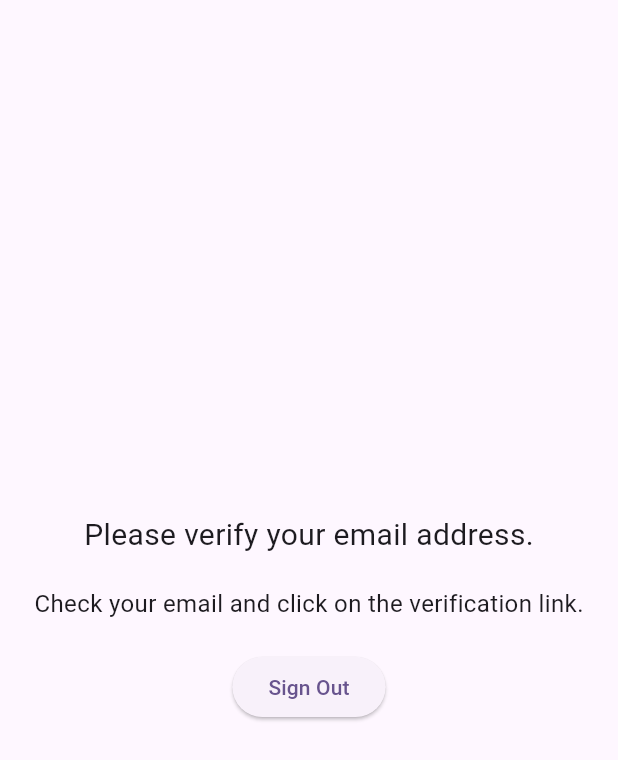
After one commit to aadityayadav17/binarybandits, a Flutter app: the VerificationScreen screen opened directly, on a phone screen of 412 x 824 dp. The commit adds this screen. Shown: the top 760 px of the screen. Run offline on Flutter 3.47's test engine with Material 3 defaults, Android fonts, the phone set to English and light mode, and no system bars; our stand-ins replace country_code_picker, dropdown_button2, firebase_auth, firebase_core, google_fonts, shared_preferences; accounts and stored records are empty.

Commit message:
Verification Screen (1/n) - Base

```diff
--- /dev/null
+++ b/lib/screens/verification_screen/verification_screen.dart
@@ -0,0 +1,69 @@
+import 'dart:async';
+import 'package:flutter/material.dart';
+import 'package:firebase_auth/firebase_auth.dart';
+import 'package:google_fonts/google_fonts.dart';
+import 'package:binarybandits/screens/home_screen/home_screen.dart';
+
+class VerificationScreen extends StatefulWidget {
+  const VerificationScreen({Key? key}) : super(key: key);
+
+  @override
+  _VerificationScreenState createState() => _VerificationScreenState();
+}
+
+class _VerificationScreenState extends State<VerificationScreen> {
+  Timer? _timer;
+
+  @override
+  void initState() {
+    super.initState();
+    _timer = Timer.periodic(Duration(seconds: 5), (timer) {
+      _checkEmailVerified();
+    });
+  }
+
+  Future<void> _checkEmailVerified() async {
+    // Reload the user
+    User? user = FirebaseAuth.instance.currentUser;
+    await user?.reload();
+    user = FirebaseAuth.instance.currentUser;
+
+    if (user != null && user.emailVerified) {
+      _timer?.cancel();
+      // Navigate to the HomeScreen or main part of the application
+      Navigator.of(context)
+          .pushReplacement(MaterialPageRoute(builder: (_) => HomeScreen()));
+    }
+  }
+
+  @override
+  void dispose() {
+    _timer?.cancel();
+    super.dispose();
+  }
+
+  @override
+  Widget build(BuildContext context) {
+    return Scaffold(
+      body: Center(
+        child: Column(
+          mainAxisAlignment: MainAxisAlignment.center,
+          children: <Widget>[
+            Text('Please verify your email address.',
+                style: GoogleFonts.roboto(fontSize: 20)),
+            SizedBox(height: 20),
+            Text('Check your email and click on the verification link.',
+                style: GoogleFonts.roboto(fontSize: 16)),
+            SizedBox(height: 20),
+            ElevatedButton(
+              onPressed: () {
+                FirebaseAuth.instance.signOut();
+              },
+              child: Text('Sign Out'),
+            ),
+          ],
+        ),
+      ),
+    );
+  }
+}
```
Also changed, not shown: lib/screens/sign_up_screen/sign_up_screen.dart (+13 -12 lines).
